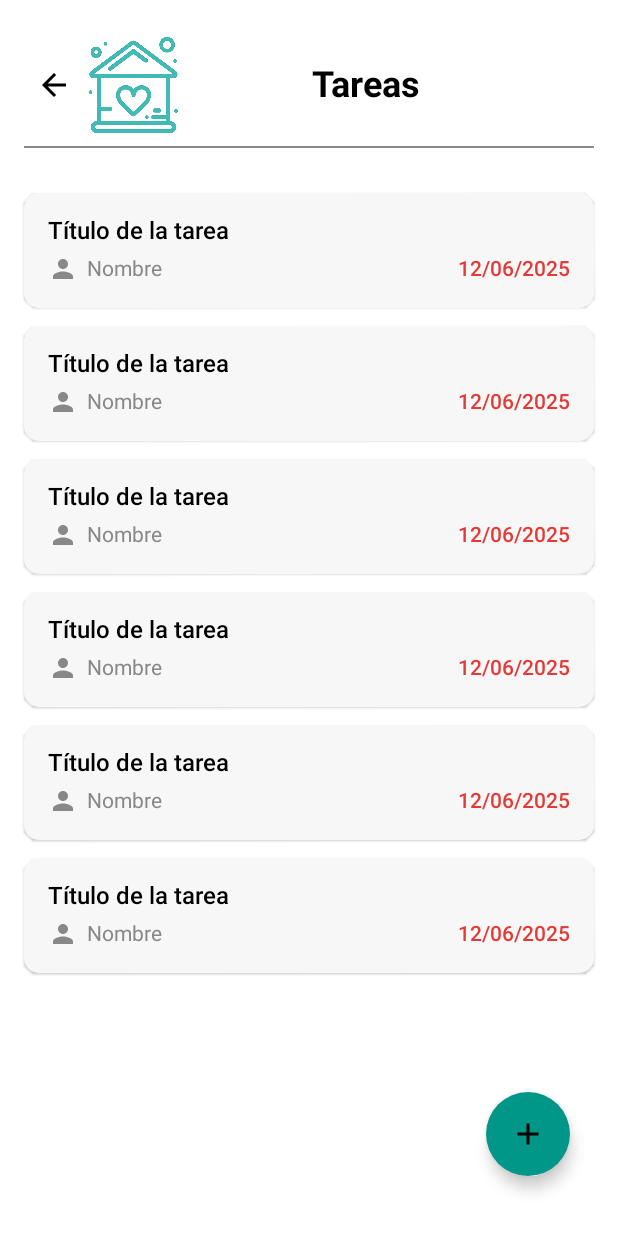
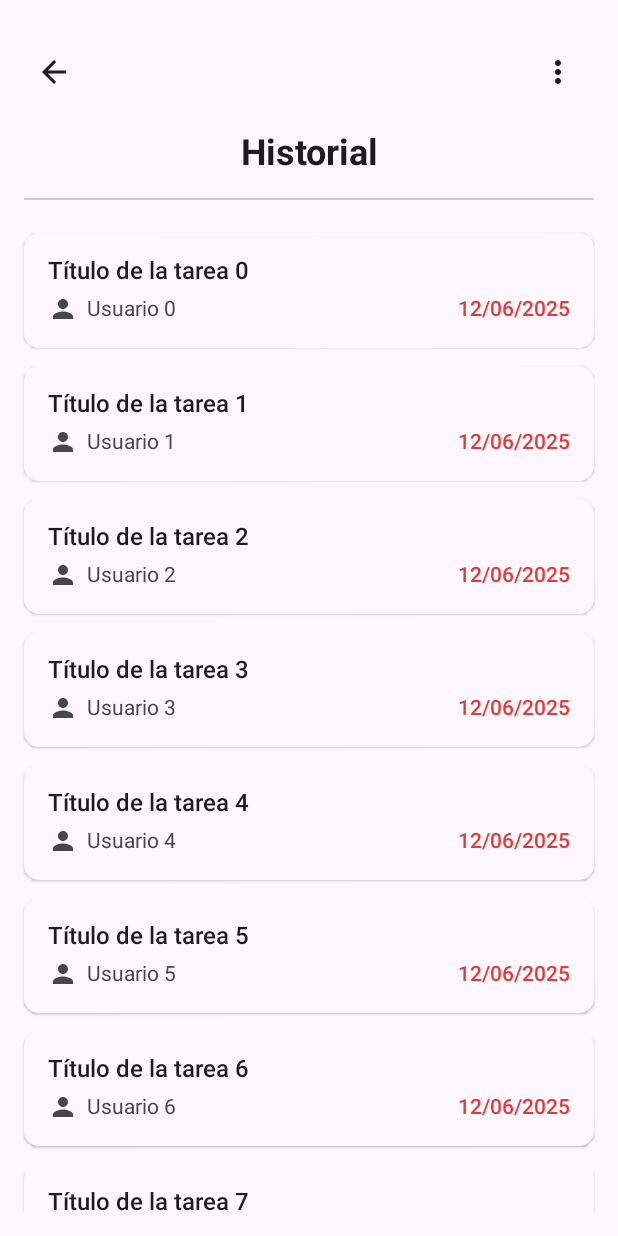
Before and after one commit to Vidalcv/RoomiesGo, an Android app built with Jetpack Compose: the @Preview function TaskScreenPreview, on a phone screen of 412 x 824 dp. Run offline under Robolectric (Android 15) with nearby library versions, the phone set to English and light mode, and no system bars.

Commit message:
Cambios 2

```diff
--- a/app/src/main/java/com/example/roomiesgo/View/HomeScreen.kt
+++ b/app/src/main/java/com/example/roomiesgo/View/HomeScreen.kt
@@ -20,6 +20,7 @@ import androidx.compose.ui.unit.sp
 import androidx.navigation.NavController
 import androidx.navigation.compose.rememberNavController
 
+
 @Composable
 fun HomeScreen(navController: NavController) {
     var menuExpanded by remember { mutableStateOf(false) }
@@ -29,7 +30,7 @@ fun HomeScreen(navController: NavController) {
         contentWindowInsets = WindowInsets.safeDrawing,
         floatingActionButton = {
             FloatingActionButton(
-                onClick = { navController.navigate("task_screen") },
+                onClick = { navController.navigate("new_task_screen") },
                 containerColor = Color(0xFF159E91)
             ) {
                 Icon(Icons.Default.Add, contentDescription = "Agregar tarea")
@@ -64,7 +65,7 @@ fun HomeScreen(navController: NavController) {
                             text = { Text("Historial") },
                             onClick = {
                                 menuExpanded = false
-                                navController.navigate("history_screen")
+                                navController.navigate("task_screen")
                             }
                         )
                         DropdownMenuItem(
--- a/app/src/main/java/com/example/roomiesgo/View/TaskScreen.kt
+++ b/app/src/main/java/com/example/roomiesgo/View/TaskScreen.kt
@@ -1,15 +1,18 @@
+// TaskScreen.kt
 package com.example.roomiesgo.View
 
 import androidx.compose.foundation.Image
 import androidx.compose.foundation.background
 import androidx.compose.foundation.layout.*
+import androidx.compose.foundation.rememberScrollState
 import androidx.compose.foundation.shape.RoundedCornerShape
+import androidx.compose.foundation.verticalScroll
 import androidx.compose.material.icons.Icons
-import androidx.compose.material.icons.filled.Add
 import androidx.compose.material.icons.filled.ArrowBack
+import androidx.compose.material.icons.filled.MoreVert
 import androidx.compose.material.icons.filled.Person
 import androidx.compose.material3.*
-import androidx.compose.runtime.Composable
+import androidx.compose.runtime.*
 import androidx.compose.ui.Alignment
 import androidx.compose.ui.Modifier
 import androidx.compose.ui.graphics.Color
@@ -19,87 +22,116 @@ import androidx.compose.ui.text.style.TextAlign
 import androidx.compose.ui.tooling.preview.Preview
 import androidx.compose.ui.unit.dp
 import androidx.compose.ui.unit.sp
+import androidx.lifecycle.viewmodel.compose.viewModel
 import androidx.navigation.NavController
 import androidx.navigation.compose.rememberNavController
 import com.example.roomiesgo.R
+import com.example.roomiesgo.ViewModel.NewTaskListViewModel
 
 @Composable
-fun TaskScreen(navController: NavController) {
+fun TaskScreen(navController: NavController, taskViewModel: NewTaskListViewModel = viewModel()) {
+    val colorScheme = MaterialTheme.colorScheme
+    val scrollState = rememberScrollState()
+    var menuExpanded by remember { mutableStateOf(false) }
+
     Box(
         modifier = Modifier
-            .fillMaxWidth()
-            .fillMaxHeight()
-            .background(Color.White)
-            .padding(horizontal = 16.dp, vertical = 24.dp)
+            .fillMaxSize()
+            .background(colorScheme.background)
+            .systemBarsPadding()
     ) {
-        Column(
-            modifier = Modifier.fillMaxSize(),
-            horizontalAlignment = Alignment.CenterHorizontally
-        ) {
-
-            // Header con logo y título
+        // Header: Back + Menu
         Row(
             modifier = Modifier
                 .fillMaxWidth()
-                    .padding(bottom = 8.dp),
+                .padding(top = 24.dp, start = 16.dp, end = 16.dp),
             verticalAlignment = Alignment.CenterVertically,
             horizontalArrangement = Arrangement.SpaceBetween
         ) {
-                // Botón para volver con icono por defecto ArrowBack
             IconButton(
                 onClick = { navController.popBackStack() },
                 modifier = Modifier.size(40.dp)
             ) {
                 Icon(
-                        imageVector = Icons.Filled.ArrowBack,
+                    imageVector = Icons.Default.ArrowBack,
                     contentDescription = "Volver",
-                        modifier = Modifier.size(24.dp)
+                    tint = colorScheme.onBackground
                 )
             }
 
-                Image(
-                    painter = painterResource(id = R.drawable.logot),
-                    contentDescription = "Logo",
-                    modifier = Modifier.size(65.dp)
+            Box {
+                IconButton(onClick = { menuExpanded = true }) {
+                    Icon(
+                        imageVector = Icons.Default.MoreVert,
+                        contentDescription = "Menú",
+                        tint = colorScheme.onBackground
                     )
+                }
+
+                DropdownMenu(
+                    expanded = menuExpanded,
+                    onDismissRequest = { menuExpanded = false }
+                ) {
+                    DropdownMenuItem(
+                        text = { Text("Eliminar historial") },
+                        onClick = {
+                            menuExpanded = false
+                            taskViewModel.clearTasks()
+                        }
+                    )
+                }
+            }
+        }
+
+        // Contenido
+        Column(
+            modifier = Modifier
+                .fillMaxSize()
+                .padding(top = 80.dp, start = 16.dp, end = 16.dp, bottom = 16.dp)
+                .verticalScroll(scrollState),
+            horizontalAlignment = Alignment.CenterHorizontally
+        ) {
             Text(
-                    text = "Tareas",
+                text = "Historial",
                 fontSize = 24.sp,
                 fontWeight = FontWeight.Bold,
-                    color = Color.Black,
+                color = colorScheme.onBackground,
                 textAlign = TextAlign.Center,
-                    modifier = Modifier.weight(1f)
-                )
-                Spacer(modifier = Modifier.width(30.dp)) // Espacio para alinear con el logo
-            }
-
-            // Línea separadora
-            Divider(
-                color = Color.Gray,
-                thickness = 1.dp,
-                modifier = Modifier.fillMaxWidth()
+                modifier = Modifier.padding(top = 8.dp)
             )
 
-            Spacer(modifier = Modifier.height(24.dp))
+            Divider(
+                color = colorScheme.onSurface.copy(alpha = 0.2f),
+                thickness = 1.dp,
+                modifier = Modifier
+                    .fillMaxWidth()
+                    .padding(vertical = 16.dp)
+            )
 
-            // Lista de tareas
-            repeat(6) {
+            if (taskViewModel.tasks.isEmpty()) {
+                Text(
+                    text = "No hay tareas en el historial",
+                    color = colorScheme.onSurfaceVariant,
+                    modifier = Modifier.padding(top = 32.dp)
+                )
+            } else {
+                taskViewModel.tasks.forEach { task ->
                     Surface(
                         modifier = Modifier
                             .fillMaxWidth()
                             .padding(vertical = 6.dp),
                         shape = RoundedCornerShape(10.dp),
-                    color = Color(0xFFF7F7F7),
+                        color = colorScheme.surface,
                         shadowElevation = 1.dp
                     ) {
                         Column(
                             modifier = Modifier.padding(16.dp)
                         ) {
                             Text(
-                            text = "Título de la tarea",
+                                text = task.title,
                                 fontSize = 16.sp,
                                 fontWeight = FontWeight.SemiBold,
-                            color = Color.Black
+                                color = colorScheme.onSurface
                             )
 
                             Spacer(modifier = Modifier.height(6.dp))
@@ -110,18 +142,18 @@ fun TaskScreen(navController: NavController) {
                                 Icon(
                                     imageVector = Icons.Default.Person,
                                     contentDescription = null,
-                                tint = Color.Gray,
+                                    tint = colorScheme.onSurfaceVariant,
                                     modifier = Modifier.size(20.dp)
                                 )
                                 Spacer(modifier = Modifier.width(6.dp))
                                 Text(
-                                text = "Nombre",
+                                    text = task.user,
                                     fontSize = 14.sp,
-                                color = Color.Gray
+                                    color = colorScheme.onSurfaceVariant
                                 )
                                 Spacer(modifier = Modifier.weight(1f))
                                 Text(
-                                text = "12/06/2025",
+                                    text = task.date,
                                     fontSize = 14.sp,
                                     color = Color(0xFFE53935),
                                     fontWeight = FontWeight.Medium
@@ -131,19 +163,6 @@ fun TaskScreen(navController: NavController) {
                     }
                 }
             }
-
-        // Botón flotante para agregar una NUEVA tarea
-        FloatingActionButton(
-            onClick = {
-                navController.navigate("new_task_screen")
-            },
-            containerColor = Color(0xFF009688),
-            shape = RoundedCornerShape(50),
-            modifier = Modifier
-                .align(Alignment.BottomEnd)
-                .padding(16.dp)
-        ) {
-            Icon(Icons.Default.Add, contentDescription = "Agregar")
         }
     }
 }
--- /dev/null
+++ b/app/src/main/java/com/example/roomiesgo/ViewModel/TaskViewModel.kt
@@ -0,0 +1,23 @@
+// NewTaskListViewModel.kt
+package com.example.roomiesgo.ViewModel
+
+import androidx.compose.runtime.mutableStateListOf
+import androidx.lifecycle.ViewModel
+
+data class Task(val title: String, val user: String, val date: String)
+
+class NewTaskListViewModel : ViewModel() {
+    var tasks = mutableStateListOf<Task>()
+        private set
+
+    init {
+        // Datos simulados
+        repeat(10) {
+            tasks.add(Task("Título de la tarea $it", "Usuario $it", "12/06/2025"))
+        }
+    }
+
+    fun clearTasks() {
+        tasks.clear()
+    }
+}
```
Also changed, not shown: app/src/main/java/com/example/roomiesgo/MainActivity.kt (+0 -12 lines), app/src/main/java/com/example/roomiesgo/View/HistoryScreen.kt (deleted, +0 -130 lines), app/src/main/java/com/example/roomiesgo/View/NewTaskScreen.kt (+44 -48 lines), app/src/main/java/com/example/roomiesgo/ViewModel/NewTaskViewModel.kt (+23 -24 lines), app/src/main/java/com/example/roomiesgo/View/LoginScreen.kt (line endings or trailing spaces). Lines whose indentation alone changed are shown as unchanged.
